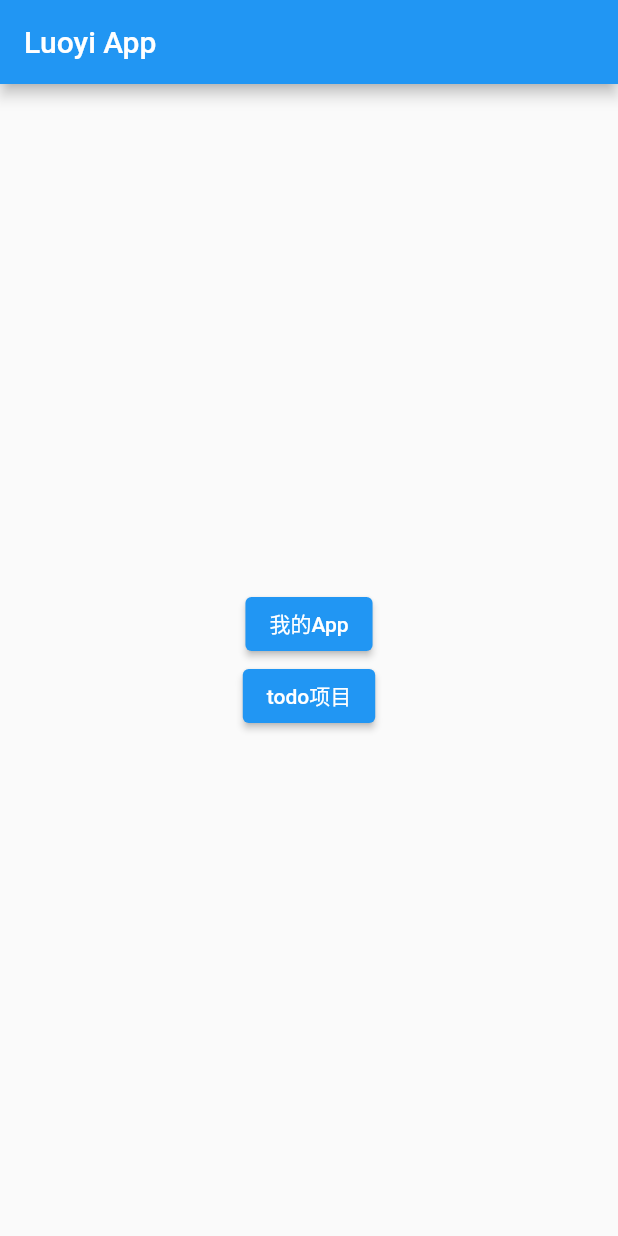
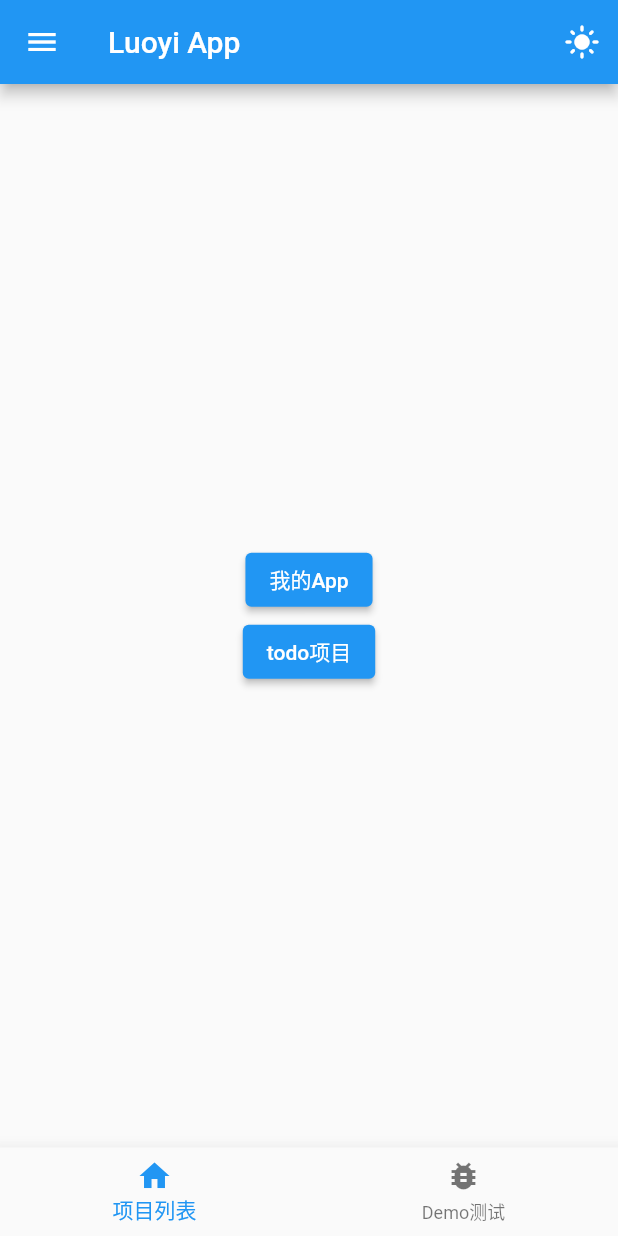
Before and after one commit to luoyi58624/luoyi_apps, a Flutter app: the screen it shows after launch, on a phone screen of 412 x 824 dp. Run offline on Flutter 3.47's test engine with Material 2 defaults, Android fonts, the phone set to English and light mode, and no system bars; our stand-ins replace date_format, get, get_storage, logger.

Commit message:
完成布局

```diff
--- /dev/null
+++ b/lib/model/common.dart
@@ -0,0 +1,15 @@
+import 'package:flutter/material.dart';
+
+class BottomBar {
+  const BottomBar(this.title, this.icon);
+
+  final String title;
+  final IconData icon;
+}
+
+class CellModel {
+  final String name;
+  final Widget page;
+
+  CellModel(this.name, this.page);
+}
--- /dev/null
+++ b/lib/pages/root/index.dart
@@ -0,0 +1,98 @@
+import 'package:flutter/material.dart';
+import 'package:get/get.dart';
+import '../../controller/global.dart';
+import '../../model/common.dart';
+import 'project.dart';
+import 'demo.dart';
+
+class RootController extends GetxController {
+  static final List<Widget> tabPages = <Widget>[
+    ProjectTab(),
+    DemoTab(),
+  ];
+
+  static final List<BottomBar> bottomBars = <BottomBar>[
+    const BottomBar('项目列表', Icons.home),
+    const BottomBar('Demo测试', Icons.bug_report)
+  ];
+
+  static final List<GlobalKey<NavigatorState>> routeKeys =
+      List<GlobalKey<NavigatorState>>.generate(
+          tabPages.length, (int index) => Get.nestedKey(index)!).toList();
+
+  final RxInt tabbarIndex = 0.obs;
+}
+
+class RootPage extends GetView<RootController> {
+  RootPage({super.key});
+
+  final GlobalController globalController = Get.find();
+
+  @override
+  Widget build(BuildContext context) {
+    return Obx(
+      () => WillPopScope(
+        onWillPop: () async {
+          final NavigatorState navigator = RootController
+              .routeKeys[controller.tabbarIndex.value].currentState!;
+          if (!navigator.canPop()) {
+            return true;
+          }
+          navigator.pop();
+          return false;
+        },
+        child: Scaffold(
+          body: buildBody(),
+          bottomNavigationBar: globalController.useMaterial3.value
+              ? buildMaterial3Tabbar()
+              : buildMaterial2Tabbar(),
+        ),
+      ),
+    );
+  }
+
+  Widget buildBody() {
+    return Obx(
+      () => IndexedStack(
+        index: controller.tabbarIndex.value,
+        children: RootController.tabPages,
+      ),
+    );
+  }
+
+  Widget buildMaterial2Tabbar() {
+    return Obx(
+      () => BottomNavigationBar(
+        currentIndex: controller.tabbarIndex.value,
+        elevation: 10,
+        type: BottomNavigationBarType.fixed,
+        items: RootController.bottomBars.map((BottomBar item) {
+          return BottomNavigationBarItem(
+            icon: Icon(item.icon),
+            label: item.title,
+          );
+        }).toList(),
+        onTap: (int index) {
+          controller.tabbarIndex.value = index;
+        },
+      ),
+    );
+  }
+
+  Widget buildMaterial3Tabbar() {
+    return Obx(
+      () => NavigationBar(
+        onDestinationSelected: (int index) {
+          controller.tabbarIndex.value = index;
+        },
+        selectedIndex: controller.tabbarIndex.value,
+        destinations: RootController.bottomBars.map((BottomBar destination) {
+          return NavigationDestination(
+            icon: Icon(destination.icon),
+            label: destination.title,
+          );
+        }).toList(),
+      ),
+    );
+  }
+}
--- /dev/null
+++ b/lib/pages/root/project.dart
@@ -0,0 +1,139 @@
+import 'package:flutter/material.dart';
+import 'package:get/get.dart';
+import 'package:luoyi_apps/controller/global.dart';
+import 'package:luoyi_apps/pages/root/index.dart';
+import 'package:luoyi_apps/projects/app/router.dart';
+import 'package:luoyi_apps/projects/todo/router.dart';
+import 'package:luoyi_apps/router.dart';
+
+class ProjectTab extends GetView<GlobalController> {
+  ProjectTab({Key? key}) : super(key: key);
+
+  final GlobalController globalController = Get.find();
+  final RootController rootController = Get.find();
+
+  @override
+  Widget build(BuildContext context) {
+    return Navigator(
+      key: RootController.routeKeys[0],
+      reportsRouteUpdateToEngine: true,
+      initialRoute: '/',
+      onGenerateRoute: (settings) => GetPageRoute(page: () => buildPage()),
+    );
+  }
+
+  Widget buildPage() {
+    return Scaffold(
+      appBar: buildAppBar(),
+      drawer: buildDrawer(),
+      body: buildBody(),
+    );
+  }
+
+  PreferredSizeWidget buildAppBar() {
+    return AppBar(
+      title: const Text('Luoyi App'),
+      actions: [
+        Obx(
+          () => IconButton(
+            onPressed: () {
+              controller.isDark.value = !controller.isDark.value;
+            },
+            icon: Icon(
+                controller.isDark.value ? Icons.dark_mode : Icons.light_mode),
+          ),
+        )
+      ],
+    );
+  }
+
+  Widget buildDrawer() {
+    return Drawer(
+      shape: const BeveledRectangleBorder(borderRadius: BorderRadius.zero),
+      child: ListView(
+        padding: EdgeInsets.zero,
+        children: [
+          UserAccountsDrawerHeader(
+            accountName: const Text(
+              'luoyi',
+              style: TextStyle(fontWeight: FontWeight.bold),
+            ),
+            accountEmail: const Text('https://www.luoyi.website'),
+            currentAccountPicture: const CircleAvatar(
+              backgroundImage: AssetImage('images/home/avatars.jpg'),
+            ),
+            decoration: BoxDecoration(
+              image: DecorationImage(
+                image: const AssetImage('images/home/drawer_header_bg.jpg'),
+                fit: BoxFit.cover,
+                colorFilter: ColorFilter.mode(
+                    Colors.grey.withOpacity(0.8), BlendMode.hardLight),
+              ),
+            ),
+          ),
+          ListTile(
+            title: const Text('项目列表'),
+            trailing: const Icon(Icons.keyboard_arrow_right_outlined),
+            onTap: () {
+              Get.toNamed(Routes.projectList);
+            },
+          ),
+          ListTile(
+            title: const Text('任务列表'),
+            trailing: const Icon(Icons.keyboard_arrow_right_outlined),
+            onTap: () {
+              Get.toNamed(Routes.taskList);
+              // Navigator.pop(context);
+            },
+          ),
+          ListTile(
+            title: const Text('GetX测试'),
+            trailing: const Icon(Icons.keyboard_arrow_right_outlined),
+            onTap: () {
+              Get.toNamed(Routes.getx);
+              // Navigator.pop(context);
+            },
+          ),
+          ListTile(
+            title: const Text('路由过渡动画'),
+            trailing: const Icon(Icons.keyboard_arrow_right_outlined),
+            onTap: () {
+              Get.toNamed(Routes.routerAnimation);
+              // Navigator.pop(context);
+            },
+          ),
+          ListTile(
+            title: const Text('主题设置'),
+            trailing: const Icon(Icons.keyboard_arrow_right_outlined),
+            onTap: () {
+              Get.toNamed(Routes.theme);
+              // Navigator.pop(context);
+            },
+          ),
+        ],
+      ),
+    );
+  }
+
+  Widget buildBody() {
+    return Center(
+      child: Column(
+        mainAxisAlignment: MainAxisAlignment.center,
+        children: [
+          ElevatedButton(
+            onPressed: () {
+              Get.toNamed(AppRoutes.root);
+            },
+            child: const Text('我的App'),
+          ),
+          ElevatedButton(
+            onPressed: () {
+              Get.toNamed(TodoRoutes.root);
+            },
+            child: const Text('todo项目'),
+          ),
+        ],
+      ),
+    );
+  }
+}
--- a/lib/projects/todo/pages/root/root_page.dart
+++ b/lib/projects/todo/pages/root/root_page.dart
@@ -2,14 +2,14 @@ import 'package:flutter/material.dart';
 import 'package:get/get.dart';
 import 'package:luoyi_apps/projects/todo/router.dart';
 
-class RootController extends GetxController {
+class TodoRootController extends GetxController {
   final RxInt tabbarIndex = 0.obs; // tabbar激活的索引
 }
 
 class RootPage extends StatelessWidget {
   RootPage({super.key});
 
-  final RootController controller = Get.put(RootController());
+  final TodoRootController controller = Get.put(TodoRootController());
 
   @override
   Widget build(BuildContext context) {
--- a/lib/root_page.dart
+++ /dev/null
@@ -1,37 +0,0 @@
-import 'package:flutter/material.dart';
-import 'package:get/get.dart';
-import 'package:luoyi_apps/projects/todo/router.dart';
-
-import 'projects/app/router.dart';
-
-class RootPage extends StatelessWidget {
-  const RootPage({super.key});
-
-  @override
-  Widget build(BuildContext context) {
-    return Scaffold(
-      appBar: AppBar(
-        title: const Text('Luoyi App'),
-      ),
-      body: Center(
-        child: Column(
-          mainAxisAlignment: MainAxisAlignment.center,
-          children: [
-            ElevatedButton(
-              onPressed: () {
-                Get.toNamed(AppRoutes.root);
-              },
-              child: const Text('我的App'),
-            ),
-            ElevatedButton(
-              onPressed: () {
-                Get.toNamed(TodoRoutes.root);
-              },
-              child: const Text('todo项目'),
-            ),
-          ],
-        ),
-      ),
-    );
-  }
-}
--- a/lib/router.dart
+++ b/lib/router.dart
@@ -2,19 +2,25 @@ import 'package:get/get.dart';
 import 'package:luoyi_apps/projects/app/router.dart';
 import 'package:luoyi_apps/projects/todo/router.dart';
 
-import 'root_page.dart';
+import 'pages/root/index.dart';
 
 abstract class Routes {
   static const root = '/';
+  static const projectList = '/project/list';
+  static const taskList = '/task/list';
+  static const getx = '/getx';
+  static const routerAnimation = '/routerAnimation';
+  static const theme = '/theme';
 }
 
 abstract class Pages {
   static final pages = [
     GetPage(
       name: Routes.root,
-      page: () {
-        return const RootPage();
-      },
+      page: () => RootPage(),
+      binding: BindingsBuilder(() {
+        Get.lazyPut<RootController>(() => RootController());
+      }),
     ),
     ...AppPages.pages,
     ...TodoPages.pages,
--- a/pubspec.yaml
+++ b/pubspec.yaml
@@ -23,3 +23,5 @@ dev_dependencies:
 
 flutter:
   uses-material-design: true
+  assets:
+    - assets/images/
```
Also changed, not shown: lib/pages/root/demo.dart (added, +55 -0 lines), lib/pages/root/demo/flutter/index.dart (added, +20 -0 lines), lib/pages/root/demo/getx/index.dart (added, +20 -0 lines), assets/images/home/avatars.jpg (added), assets/images/home/drawer_header_bg.jpg (added), assets/images/login/logo.png (added).
